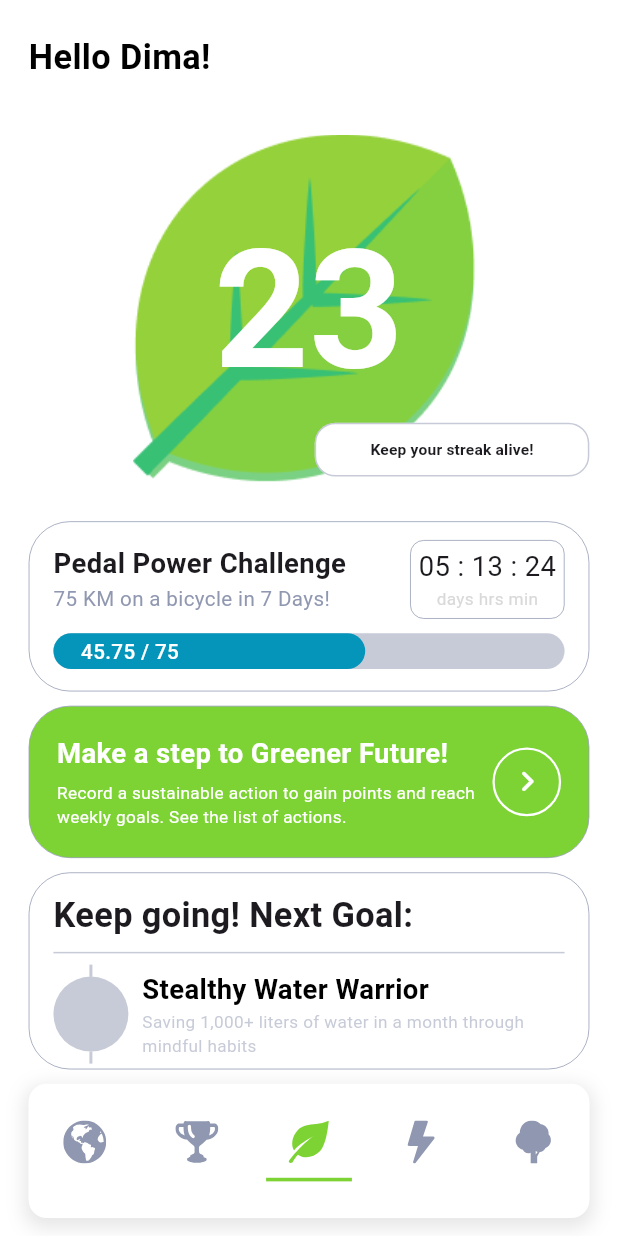
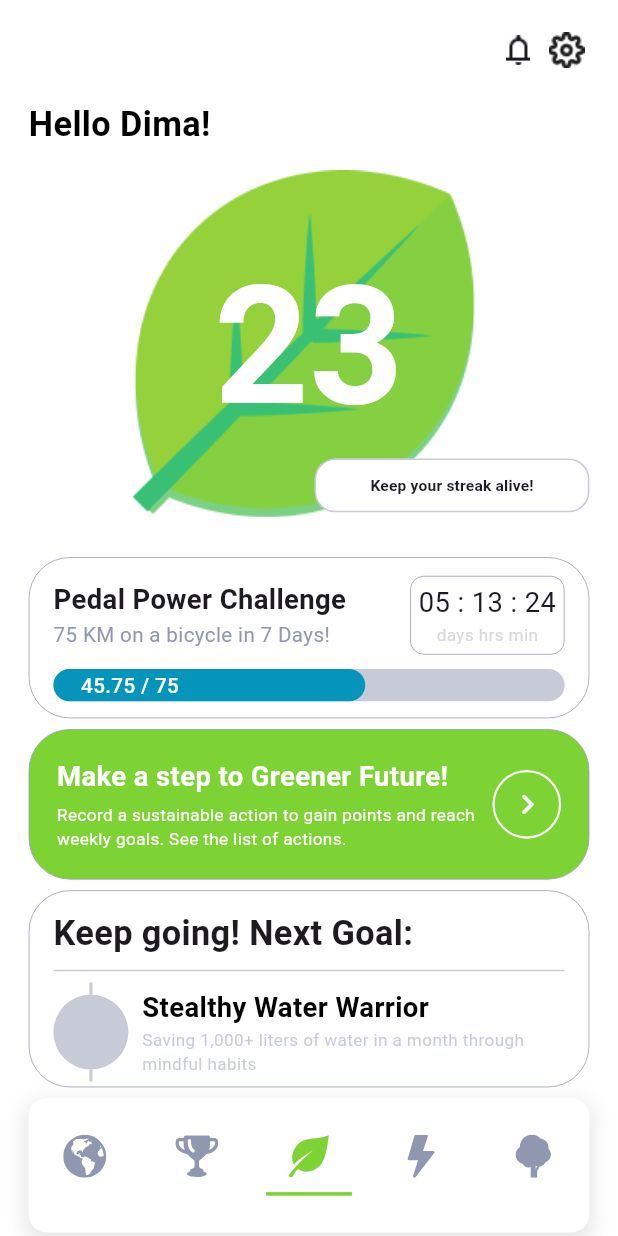
Before and after one commit to Kamal578/CH4NGE_UI, a Flutter app: the screen it shows after launch, on a phone screen of 412 x 824 dp. Run offline on Flutter 3.47's test engine with Material 3 defaults, Android fonts, the phone set to English and light mode, and no system bars; our stand-ins replace dio, either_dart, flutter_bloc, flutter_dotenv, flutter_screenutil, flutter_svg and 3 more.

Commit message:
Added cutom appbar and icons

```diff
--- a/lib/features/layers/presentation/screens/home/view/home_page.dart
+++ b/lib/features/layers/presentation/screens/home/view/home_page.dart
@@ -1,3 +1,4 @@
+import 'package:ch4nge/features/layers/presentation/widgets/custom_appbar.dart';
 import 'package:ch4nge/features/layers/presentation/widgets/custom_navbar.dart';
 import 'package:flutter/material.dart';
 import 'package:flutter_screenutil/flutter_screenutil.dart';
@@ -14,6 +15,8 @@ class _HomePageState extends State<HomePage> {
   Widget build(BuildContext context) {
     return SafeArea(
       child: Scaffold(
+        backgroundColor: Colors.white,
+        appBar: _buildCustomAppbarWidget(),
         resizeToAvoidBottomInset: false,
         body: Container(
           padding:
@@ -22,7 +25,6 @@ class _HomePageState extends State<HomePage> {
               EdgeInsets.only(
             // Add custom padding on Android
             left: 16.h,
-            top: 8.h,
             right: 16.h,
           ),
           color: Colors.white,
@@ -31,11 +33,11 @@ class _HomePageState extends State<HomePage> {
               _buildTitleWidget(),
               _buildStreakWidget(),
               _buildWeeklyChallengeWidget(),
-              SizedBox(height: 8.h),
+              SizedBox(height: 6.h),
               _buildActionListButtonWidget(),
-              SizedBox(height: 8.h),
+              SizedBox(height: 6.h),
               _buildNextAchievementWidget(),
-              SizedBox(height: 8.h),
+              SizedBox(height: 6.h),
               _buildCustomNavbarWidget(),
             ],
           ),
@@ -47,7 +49,7 @@ class _HomePageState extends State<HomePage> {
   _buildTitleWidget() {
     return Container(
       width: double.maxFinite,
-      height: 48.h,
+      height: 20.h,
       alignment: Alignment.centerLeft,
       child: Text(
         "Hello Dima!",
@@ -135,7 +137,7 @@ class _HomePageState extends State<HomePage> {
   _buildWeeklyChallengeWidget() {
     return Container(
       width: double.maxFinite,
-      height: 95.h,
+      height: 90.h,
       padding: EdgeInsets.fromLTRB(16, 12, 16, 4),
       decoration: BoxDecoration(
         borderRadius: BorderRadius.circular(24.r),
@@ -223,7 +225,7 @@ class _HomePageState extends State<HomePage> {
       children: [
         // Background bar
         Container(
-          height: 20.h,
+          height: 18.h,
           decoration: BoxDecoration(
             borderRadius: BorderRadius.circular(24.r),
             color: const Color.fromARGB(128, 144, 152, 177),
@@ -233,7 +235,7 @@ class _HomePageState extends State<HomePage> {
         FractionallySizedBox(
           widthFactor: percentageCompleted,
           child: Container(
-            height: 20.h,
+            height: 18.h,
             alignment: Alignment.center,
             decoration: BoxDecoration(
               borderRadius: BorderRadius.circular(24.r),
@@ -260,7 +262,7 @@ class _HomePageState extends State<HomePage> {
   _buildActionListButtonWidget() {
     return Container(
       width: double.maxFinite,
-      height: 85.h,
+      height: 84.h,
       padding: EdgeInsets.fromLTRB(16.w, 8.h, 16.w, 8.h),
       decoration: BoxDecoration(
         color: const Color.fromARGB(255, 125, 211, 52),
@@ -423,4 +425,27 @@ class _HomePageState extends State<HomePage> {
       selectedIndex: 2,
     );
   }
+
+  _buildCustomAppbarWidget() {
+    return CustomAppBar(
+      actions: [
+        GestureDetector(
+          onTap: () {},
+          child: Image.asset(
+            "assets/icons/notifications_icon.png",
+            width: 28.w,
+            height: 28.h,
+          ),
+        ),
+        GestureDetector(
+          onTap: () {},
+          child: Image.asset(
+            "assets/icons/settings_icon.png",
+            width: 28.w,
+            height: 28.h,
+          ),
+        ),
+      ],
+    );
+  }
 }
--- /dev/null
+++ b/lib/features/layers/presentation/widgets/custom_appbar.dart
@@ -0,0 +1,48 @@
+import 'package:flutter/material.dart';
+import 'package:flutter_screenutil/flutter_screenutil.dart';
+
+class CustomAppBar extends StatelessWidget implements PreferredSizeWidget {
+  const CustomAppBar({
+    super.key,
+    this.height,
+    this.shape,
+    this.leadingWidth,
+    this.leading,
+    this.title,
+    this.centerTitle,
+    this.actions,
+    this.backgroundColor,
+  });
+
+  final double? height;
+  final ShapeBorder? shape;
+  final double? leadingWidth;
+  final Widget? leading;
+  final Widget? title;
+  final bool? centerTitle;
+  final List<Widget>? actions;
+  final Color? backgroundColor;
+
+  @override
+  Widget build(BuildContext context) {
+    return Padding(
+      padding: EdgeInsets.symmetric(horizontal: 16.w),
+      child: AppBar(
+        elevation: 0,
+        shape: shape,
+        toolbarHeight: height ?? 56.h,
+        automaticallyImplyLeading: false,
+        backgroundColor: backgroundColor ?? Colors.white,
+        leadingWidth: leadingWidth ?? 0,
+        leading: leading,
+        title: title,
+        titleSpacing: 0,
+        centerTitle: centerTitle ?? false,
+        actions: actions,
+      ),
+    );
+  }
+
+  @override
+  Size get preferredSize => Size.fromHeight(height ?? 56.h);
+}
--- a/pubspec.yaml
+++ b/pubspec.yaml
@@ -80,6 +80,8 @@ flutter:
     - assets/icons/lightning-fill-svgrepo-com.svg
     - assets/icons/tree-svgrepo-com.svg
     - assets/icons/trophy-material-7-svgrepo-com.svg
+    - assets/icons/settings_icon.png
+    - assets/icons/notifications_icon.png
 
   # An image asset can refer to one or more resolution-specific "variants", see
   # https://flutter.dev/to/resolution-aware-images
```
Also changed, not shown: assets/icons/notifications_icon.png (added), assets/icons/settings_icon.png (added).
